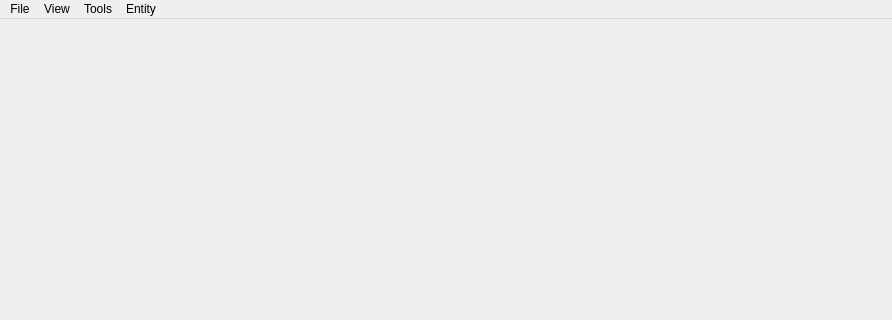
Before: the Qt Designer form qteditor/QtEditor/mainwindow.ui in nem0/LumixEngine, drawn with Qt 5; both pictures show x 0 to 892 and y 0 to 320 of the 892 by 658 pixel window.
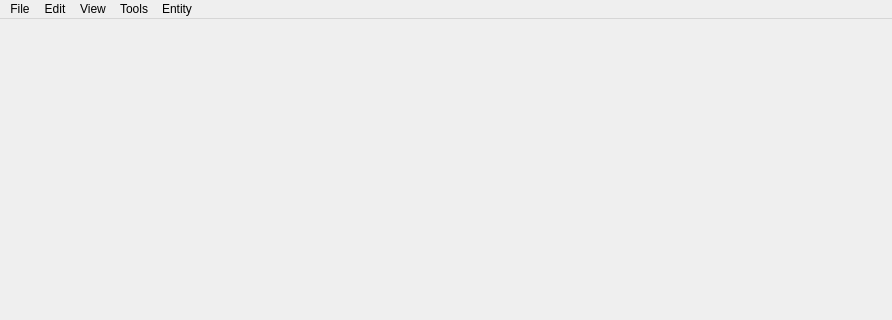
After: the same form once the commit is applied.

The edit to the form file:
```diff
--- a/qteditor/QtEditor/mainwindow.ui
+++ b/qteditor/QtEditor/mainwindow.ui
@@ -92,7 +92,15 @@
     <addaction name="actionSave_as_template"/>
     <addaction name="actionInstantiate_template"/>
    </widget>
+   <widget class="QMenu" name="menuEdit">
+    <property name="title">
+     <string>Edit</string>
+    </property>
+    <addaction name="actionUndo"/>
+    <addaction name="actionRedo"/>
+   </widget>
    <addaction name="menuFile"/>
+   <addaction name="menuEdit"/>
    <addaction name="menuView"/>
    <addaction name="menuTools"/>
    <addaction name="menuEntity"/>
```
Left out of the diff: 16 changed lines with no effect on the pictures.
